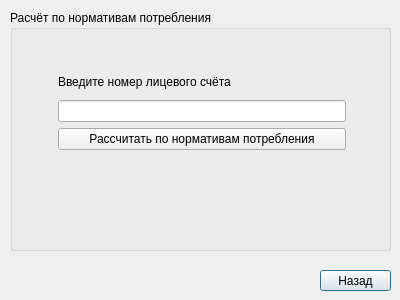
A1exRuf/rentCalculation_repo, file methodnormatives.ui: the form before one commit.
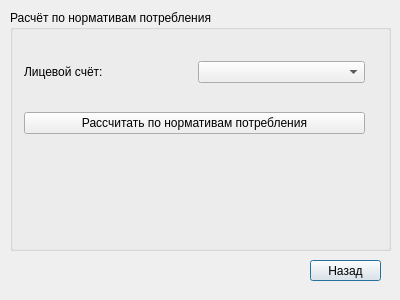
The form after the commit.

The edit to the form file:
```diff
--- a/methodnormatives.ui
+++ b/methodnormatives.ui
@@ -16,8 +16,8 @@
   <widget class="QPushButton" name="pushButton_toChoice">
    <property name="geometry">
     <rect>
-     <x>320</x>
-     <y>270</y>
+     <x>310</x>
+     <y>260</y>
      <width>71</width>
      <height>21</height>
     </rect>
@@ -38,27 +38,27 @@
    <property name="title">
     <string>Расчёт по нормативам потребления</string>
    </property>
-   <widget class="QWidget" name="layoutWidget">
+   <widget class="QWidget" name="">
     <property name="geometry">
      <rect>
-      <x>48</x>
-      <y>59</y>
-      <width>288</width>
-      <height>81</height>
+      <x>14</x>
+      <y>28</y>
+      <width>341</width>
+      <height>121</height>
      </rect>
     </property>
-    <layout class="QVBoxLayout" name="verticalLayout_2">
+    <layout class="QVBoxLayout" name="verticalLayout">
      <item>
-      <layout class="QVBoxLayout" name="verticalLayout">
+      <layout class="QHBoxLayout" name="horizontalLayout">
        <item>
         <widget class="QLabel" name="label">
          <property name="text">
-          <string>Введите номер лицевого счёта</string>
+          <string>Лицевой счёт:</string>
          </property>
         </widget>
        </item>
        <item>
-        <widget class="QLineEdit" name="lineEdit_selectRow"/>
+        <widget class="QComboBox" name="comboBox_selectRow"/>
        </item>
       </layout>
      </item>
```
